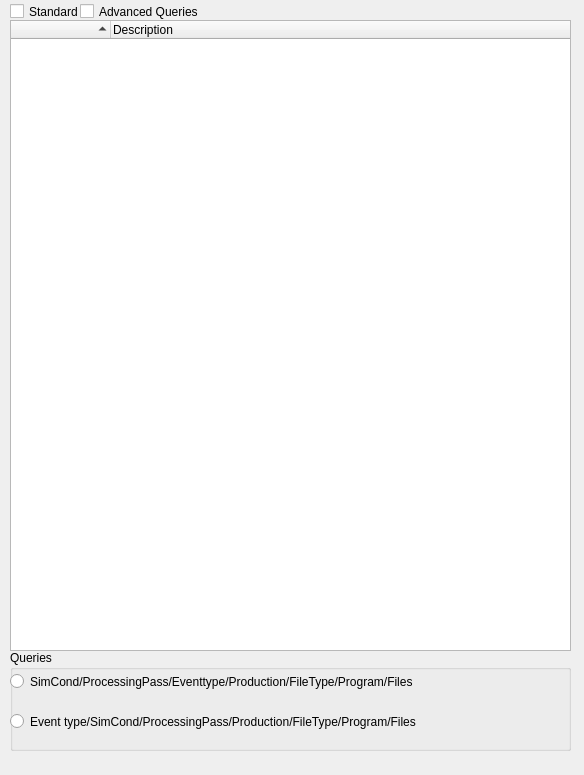
Old version of the form LHCbDIRAC/BookkeepingSystem/Gui/Widget/TreeWidget.ui in the repository antolu/LHCbDIRAC.
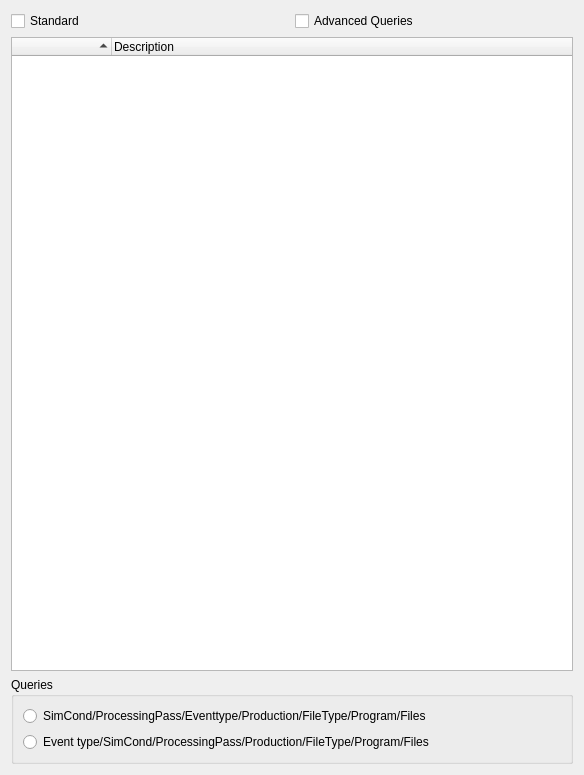
New version of the form.

What changed in the file:
```diff
--- a/LHCbDIRAC/BookkeepingSystem/Gui/Widget/TreeWidget.ui
+++ b/LHCbDIRAC/BookkeepingSystem/Gui/Widget/TreeWidget.ui
@@ -12,45 +12,22 @@
   <property name="windowTitle" >
    <string>Form</string>
   </property>
-  <widget class="QGroupBox" name="selection" >
-   <property name="geometry" >
-    <rect>
-     <x>10</x>
-     <y>650</y>
-     <width>561</width>
-     <height>101</height>
-    </rect>
-   </property>
-   <property name="title" >
-    <string>Queries</string>
-   </property>
-   <widget class="QRadioButton" name="radioButton_2" >
-    <property name="geometry" >
-     <rect>
-      <x>0</x>
-      <y>60</y>
-      <width>421</width>
-      <height>23</height>
-     </rect>
-    </property>
+  <layout class="QGridLayout" >
+   <item row="0" column="0" >
+    <widget class="QCheckBox" name="standardQuery" >
     <property name="text" >
-     <string>Event type/SimCond/ProcessingPass/Production/FileType/Program/Files</string>
-    </property>
-   </widget>
-   <widget class="QRadioButton" name="configNameRadioButton" >
-    <property name="geometry" >
-     <rect>
-      <x>0</x>
-      <y>20</y>
-      <width>411</width>
-      <height>23</height>
-     </rect>
-    </property>
+      <string>Standard</string>
+     </property>
+    </widget>
+   </item>
+   <item row="0" column="1" >
+    <widget class="QCheckBox" name="advancedQuery" >
     <property name="text" >
-     <string>SimCond/ProcessingPass/Eventtype/Production/FileType/Program/Files</string>
-    </property>
-   </widget>
-  </widget>
+      <string>Advanced Queries</string>
+     </property>
+    </widget>
+   </item>
+   <item row="1" column="0" colspan="2" >
   <widget class="QTreeWidget" name="tree" >
    <property name="windowModality" >
     <enum>Qt::WindowModal</enum>
@@ -58,14 +35,6 @@
    <property name="enabled" >
     <bool>true</bool>
    </property>
-   <property name="geometry" >
-    <rect>
-     <x>10</x>
-     <y>20</y>
-     <width>561</width>
-     <height>631</height>
-    </rect>
-   </property>
    <property name="cursor" stdset="0" >
     <cursorShape>ArrowCursor</cursorShape>
    </property>
@@ -104,32 +73,31 @@
     </property>
    </column>
   </widget>
-  <widget class="QCheckBox" name="standardQuery" >
-   <property name="geometry" >
-    <rect>
-     <x>10</x>
-     <y>0</y>
-     <width>81</width>
-     <height>23</height>
-    </rect>
-   </property>
+   </item>
+   <item row="2" column="0" colspan="2" >
+    <widget class="QGroupBox" name="selection" >
+     <property name="title" >
+      <string>Queries</string>
+     </property>
+     <layout class="QGridLayout" >
+      <item row="0" column="0" >
+       <widget class="QRadioButton" name="configNameRadioButton" >
    <property name="text" >
-    <string>Standard</string>
-   </property>
-  </widget>
-  <widget class="QCheckBox" name="advancedQuery" >
-   <property name="geometry" >
-    <rect>
-     <x>80</x>
-     <y>0</y>
-     <width>131</width>
-     <height>23</height>
-    </rect>
-   </property>
+         <string>SimCond/ProcessingPass/Eventtype/Production/FileType/Program/Files</string>
+        </property>
+       </widget>
+      </item>
+      <item row="1" column="0" >
+       <widget class="QRadioButton" name="radioButton_2" >
    <property name="text" >
-    <string>Advanced Queries</string>
-   </property>
-  </widget>
+         <string>Event type/SimCond/ProcessingPass/Production/FileType/Program/Files</string>
+        </property>
+       </widget>
+      </item>
+     </layout>
+    </widget>
+   </item>
+  </layout>
   <action name="configNameRadioButton" >
    <property name="text" >
     <string>config_click</string>
```
Lines whose indentation alone changed are shown as unchanged.
